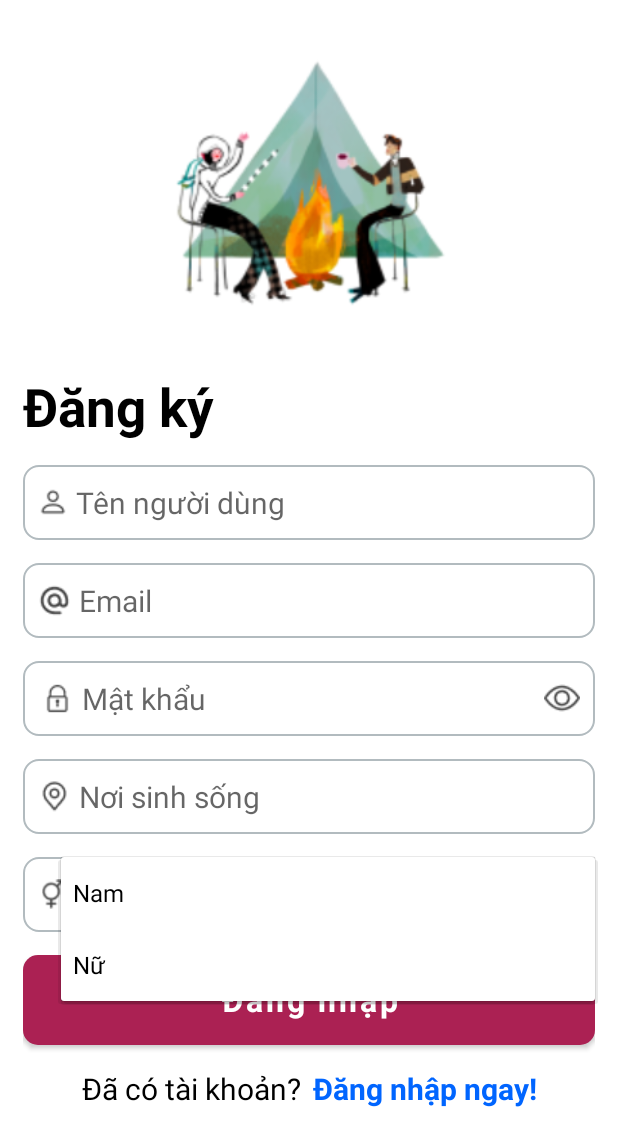
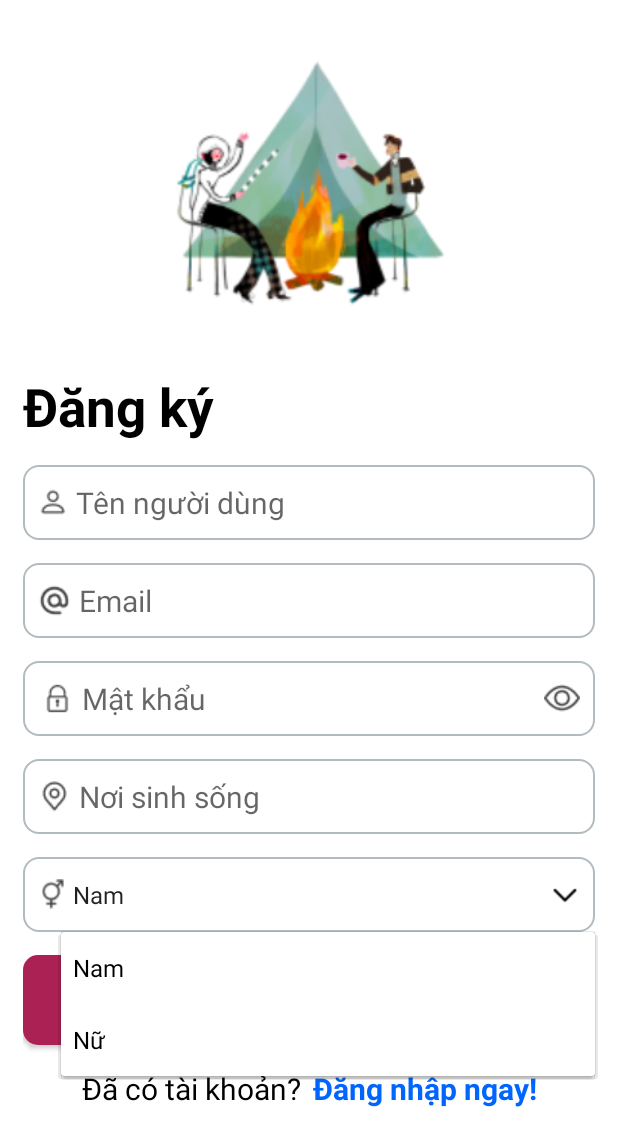
Before and after one commit to nubmaster-69/Android-Team-Project, an Android app: the fragment RegisterFragment placed in its activity, after a tap on "Nam", on a phone screen of 412 x 824 dp. Shown: the top 1146 px of the screen. Run offline under Robolectric (Android 15) with nearby library versions, the phone set to English and light mode, and no system bars; Roboto replaces fonts that are not available here.

Commit message:
Adjust minSDK downto 28

```diff
--- a/app/build.gradle
+++ b/app/build.gradle
@@ -8,7 +8,7 @@ android {
 
     defaultConfig {
         applicationId "com.hisu.androidteamproject"
-        minSdkVersion 30
+        minSdkVersion 28
         targetSdkVersion 31
         versionCode 1
         versionName "1.0"
--- a/app/src/main/res/layout/fragment_register.xml
+++ b/app/src/main/res/layout/fragment_register.xml
@@ -155,6 +155,10 @@
                 android:background="@android:color/transparent"
                 android:entries="@array/gender"
                 android:paddingStart="25dp"
+                android:spinnerMode="dropdown"
+                android:dropDownWidth="match_parent"
+                android:clipToPadding="true"
+                android:dropDownVerticalOffset="50dp"
                 android:textAlignment="textStart" />
 
             <ImageView
```
